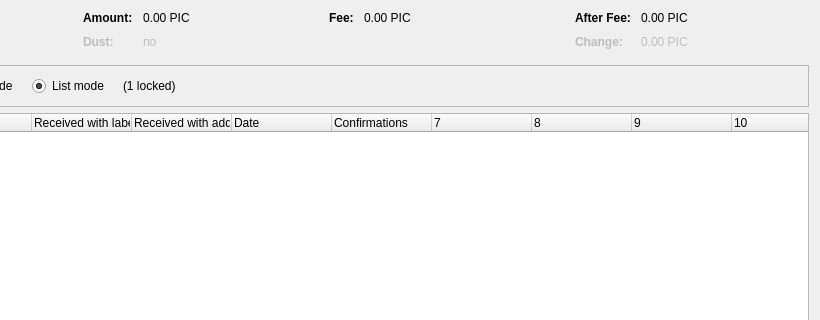
First picture: the form in src/qt/forms/coincontroldialog.ui, repository minblock/picscoin, before the edit; both pictures show x 180 to 1000 and y 0 to 320 of the 1000 by 500 pixel window.
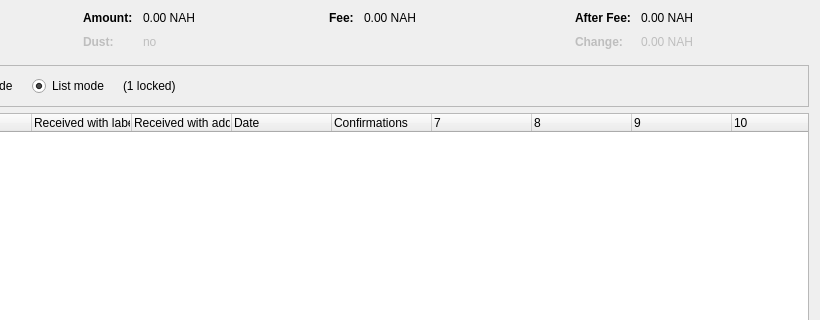
Second picture: the form after the edit. Custom widgets are drawn as their Qt base class.

```diff
--- a/src/qt/forms/coincontroldialog.ui
+++ b/src/qt/forms/coincontroldialog.ui
@@ -132,7 +132,7 @@
           <enum>Qt::ActionsContextMenu</enum>
          </property>
          <property name="text">
-          <string notr="true">0.00 PIC</string>
+          <string notr="true">0.00 NAH</string>
          </property>
          <property name="textInteractionFlags">
           <set>Qt::LinksAccessibleByMouse|Qt::TextSelectableByKeyboard|Qt::TextSelectableByMouse</set>
@@ -212,7 +212,7 @@
           <enum>Qt::ActionsContextMenu</enum>
          </property>
          <property name="text">
-          <string notr="true">0.00 PIC</string>
+          <string notr="true">0.00 NAH</string>
          </property>
          <property name="textInteractionFlags">
           <set>Qt::LinksAccessibleByMouse|Qt::TextSelectableByKeyboard|Qt::TextSelectableByMouse</set>
@@ -257,7 +257,7 @@
           <enum>Qt::ActionsContextMenu</enum>
          </property>
          <property name="text">
-          <string notr="true">0.00 PIC</string>
+          <string notr="true">0.00 NAH</string>
          </property>
          <property name="textInteractionFlags">
           <set>Qt::LinksAccessibleByMouse|Qt::TextSelectableByKeyboard|Qt::TextSelectableByMouse</set>
@@ -292,7 +292,7 @@
           <enum>Qt::ActionsContextMenu</enum>
          </property>
          <property name="text">
-          <string notr="true">0.00 PIC</string>
+          <string notr="true">0.00 NAH</string>
          </property>
          <property name="textInteractionFlags">
           <set>Qt::LinksAccessibleByMouse|Qt::TextSelectableByKeyboard|Qt::TextSelectableByMouse</set>
```
Left out of the diff: 2 changed lines with no effect on the pictures.
